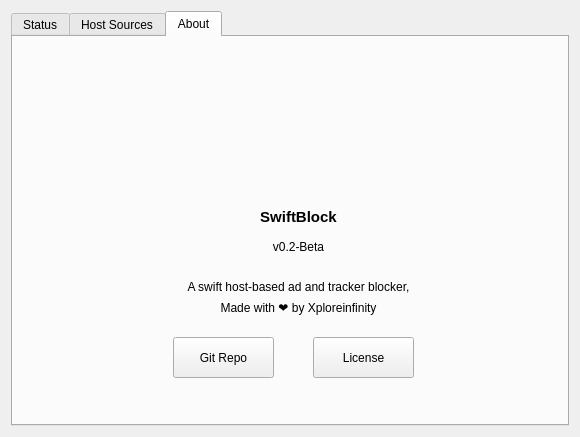
Qt form swift_block/ui/adblock.ui (XploreInfinity/swift-block) before a commit.
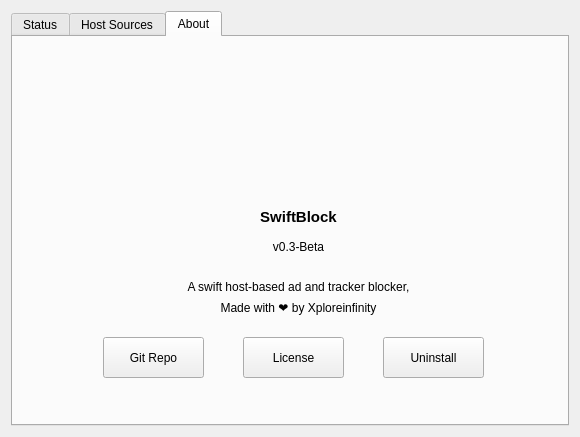
The same form after that commit. The open tabs and pages were chosen to show the change. Icons and pictures are not drawn.

Commit message: Release 0.3-beta

```diff
--- a/swift_block/ui/adblock.ui
+++ b/swift_block/ui/adblock.ui
@@ -555,7 +555,7 @@
         </rect>
        </property>
        <property name="text">
-        <string>v0.2-Beta</string>
+        <string>v0.3-Beta</string>
        </property>
        <property name="alignment">
         <set>Qt::AlignCenter</set>
@@ -583,7 +583,7 @@
       <widget class="QPushButton" name="gitRepo_btn">
        <property name="geometry">
         <rect>
-         <x>160</x>
+         <x>90</x>
          <y>300</y>
          <width>101</width>
          <height>41</height>
@@ -634,7 +634,7 @@
       <widget class="QPushButton" name="license_btn">
        <property name="geometry">
         <rect>
-         <x>300</x>
+         <x>230</x>
          <y>300</y>
          <width>101</width>
          <height>41</height>
@@ -650,6 +650,25 @@
         </size>
        </property>
       </widget>
+      <widget class="QPushButton" name="uninstall_btn">
+       <property name="geometry">
+        <rect>
+         <x>370</x>
+         <y>300</y>
+         <width>101</width>
+         <height>41</height>
+        </rect>
+       </property>
+       <property name="text">
+        <string>Uninstall</string>
+       </property>
+       <property name="iconSize">
+        <size>
+         <width>0</width>
+         <height>0</height>
+        </size>
+       </property>
+      </widget>
      </widget>
     </widget>
    </item>
```
Left out of the diff: 16 changed lines with no effect on the pictures. The commit also changes 17 other files.
